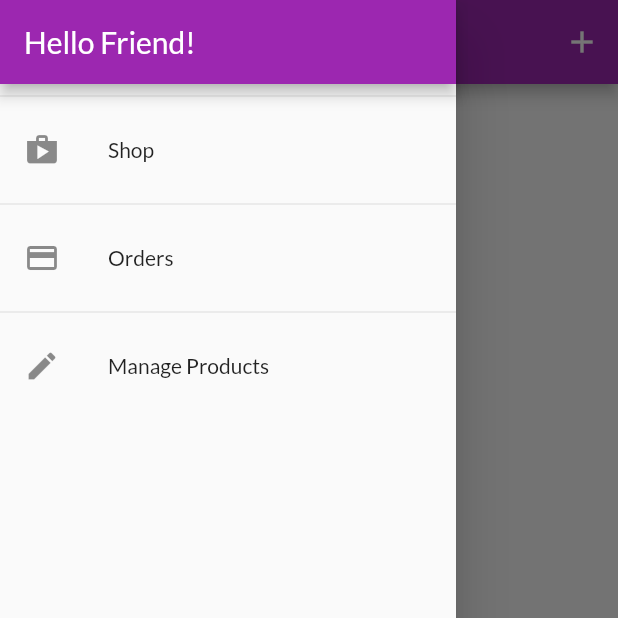
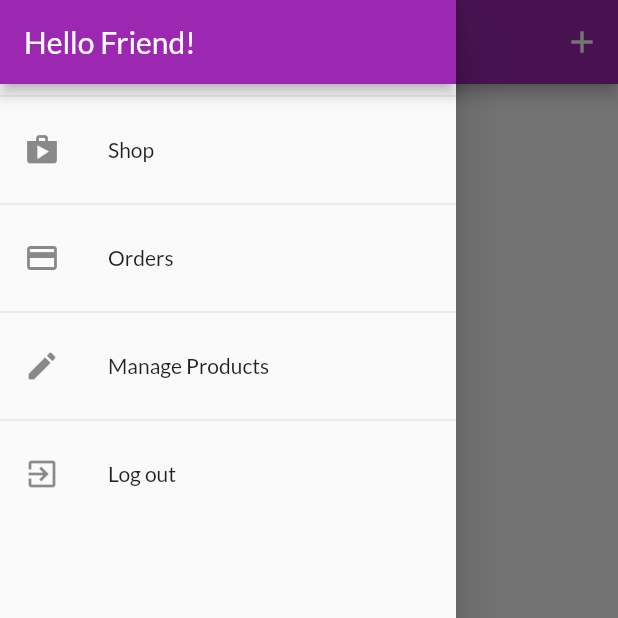
Before and after one commit to Yagoo23/NewShopApp, a Flutter app: the UserProductsScreen screen opened by its route, with the side drawer open, on a phone screen of 412 x 824 dp, the top half of it. Run offline on Flutter 3.47's test engine with Material 2 defaults, Android fonts, the phone set to English and light mode, and no system bars; network calls fail.

Commit message:
Log out and Log in

```diff
--- a/lib/providers/orders.dart
+++ b/lib/providers/orders.dart
@@ -21,6 +21,10 @@ class OrderItem {
 
 class Orders with ChangeNotifier {
   List<OrderItem> _orders = [];
+  final String authToken;
+  final String userId;
+
+  Orders(this.authToken, this.userId, this._orders);
 
   List<OrderItem> get orders {
     return [..._orders];
@@ -28,7 +32,7 @@ class Orders with ChangeNotifier {
 
   Future<void> fetchAndSetOrders() async {
     final url = Uri.parse(
-        'https://shop-app-b90f5-default-rtdb.europe-west1.firebasedatabase.app/orders.json');
+        'https://shop-app-b90f5-default-rtdb.europe-west1.firebasedatabase.app/orders/$userId.json?auth=$authToken');
     final response = await http.get(url);
     final List<OrderItem> loadedOrders = [];
     final extractedData = json.decode(response.body) as Map<String, dynamic>;
@@ -58,7 +62,7 @@ class Orders with ChangeNotifier {
 
   Future<void> addOrder(List<CartItem> cartProducts, double total) async {
     final url = Uri.parse(
-        'https://shop-app-b90f5-default-rtdb.europe-west1.firebasedatabase.app/orders.json');
+        'https://shop-app-b90f5-default-rtdb.europe-west1.firebasedatabase.app/orders/$userId.json?auth=$authToken');
     final timestamp = DateTime.now();
     final response = await http.post(url,
         body: json.encode({
--- a/lib/screens/user_products_screen.dart
+++ b/lib/screens/user_products_screen.dart
@@ -10,12 +10,13 @@ class UserProductsScreen extends StatelessWidget {
   static const routeName = '/user-products';
 
   Future<void> _refreshProducts(BuildContext context) async {
-    await Provider.of<Products>(context, listen: false).fetchAndSetProducts();
+    await Provider.of<Products>(context, listen: false)
+        .fetchAndSetProducts(true);
   }
 
   @override
   Widget build(BuildContext context) {
-    final productsData = Provider.of<Products>(context);
+    //final productsData = Provider.of<Products>(context);
     return Scaffold(
       appBar: AppBar(
         title: const Text('Your Products'),
@@ -29,9 +30,17 @@ class UserProductsScreen extends StatelessWidget {
         ],
       ),
       drawer: AppDrawer(),
-      body: RefreshIndicator(
+      body: FutureBuilder(
+        future: _refreshProducts(context),
+        builder: ((context, snapshot) =>
+            snapshot.connectionState == ConnectionState.waiting
+                ? Center(
+                    child: CircularProgressIndicator(),
+                  )
+                : RefreshIndicator(
                     onRefresh: () => _refreshProducts(context),
-        child: Padding(
+                    child: Consumer<Products>(
+                      builder: (ctx, productsData, _) => Padding(
                         padding: EdgeInsets.all(8),
                         child: ListView.builder(
                           itemCount: productsData.items.length,
@@ -48,6 +57,8 @@ class UserProductsScreen extends StatelessWidget {
                         ),
                       ),
                     ),
+                  )),
+      ),
     );
   }
 }
--- a/lib/widgets/app_drawer.dart
+++ b/lib/widgets/app_drawer.dart
@@ -1,7 +1,9 @@
 import 'package:flutter/material.dart';
+import 'package:provider/provider.dart';
 
 import '../screens/user_products_screen.dart';
 import '../screens/orders_screen.dart';
+import '../providers/auth.dart';
 
 class AppDrawer extends StatelessWidget {
   @override
@@ -39,6 +41,17 @@ class AppDrawer extends StatelessWidget {
                   .pushReplacementNamed(UserProductsScreen.routeName);
             },
           ),
+          Divider(),
+          ListTile(
+            leading: Icon(Icons.exit_to_app),
+            title: Text('Log out'),
+            onTap: () {
+              Navigator.of(context).pop();
+              // Navigator.of(context)
+              //   .pushReplacementNamed(UserProductsScreen.routeName);
+              Provider.of<Auth>(context, listen: false).logout();
+            },
+          ),
         ],
       ),
     );
--- a/lib/widgets/product_item.dart
+++ b/lib/widgets/product_item.dart
@@ -4,6 +4,7 @@ import 'package:provider/provider.dart';
 
 import '../screens/product_detail_screen.dart';
 import '../providers/cart.dart';
+import '../providers/auth.dart';
 
 class ProductItem extends StatelessWidget {
   //final String id;
@@ -16,6 +17,7 @@ class ProductItem extends StatelessWidget {
   Widget build(BuildContext context) {
     final product = Provider.of<Product>(context, listen: false);
     final cart = Provider.of<Cart>(context, listen: false);
+    final authData = Provider.of<Auth>(context, listen: false);
     return ClipRRect(
       borderRadius: BorderRadius.circular(10),
       child: GridTile(
@@ -40,7 +42,8 @@ class ProductItem extends StatelessWidget {
                       : Icons.favorite_border),
                   color: Theme.of(context).accentColor,
                   onPressed: () {
-                    product.toggleFavoriteScreen();
+                    product.toggleFavoriteScreen(
+                        authData.token, authData.userId);
                   },
                 )),
             child: Text('Never changes!'),
```
Also changed, not shown: lib/main.dart (+16 -6 lines), lib/providers/auth.dart (+59 -1 lines), lib/providers/product.dart (+6 -6 lines), lib/providers/products.dart (+19 -8 lines), lib/screens/auth_screen.dart (+41 -0 lines). Lines whose indentation alone changed are shown as unchanged.
